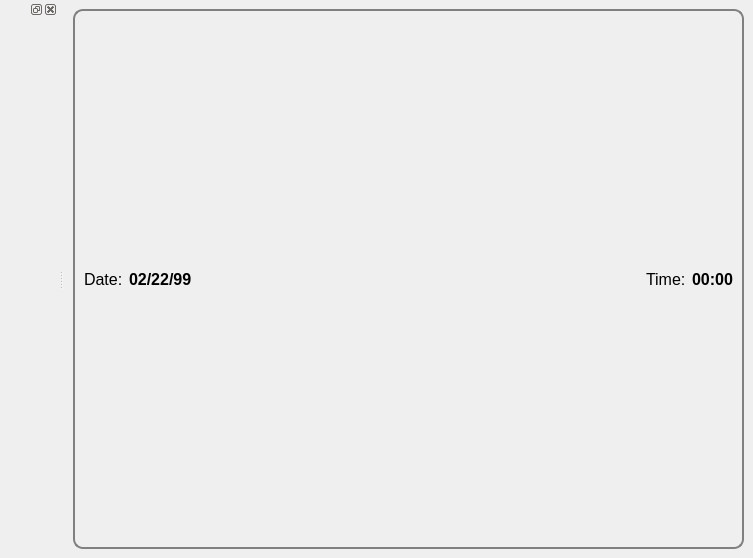
Qt form products/RAT-STATS/rstats_modules/unrestricted_variable_appraisal/src/UIRStatsUVA.ui (cbtek/RStats2017) before a commit.
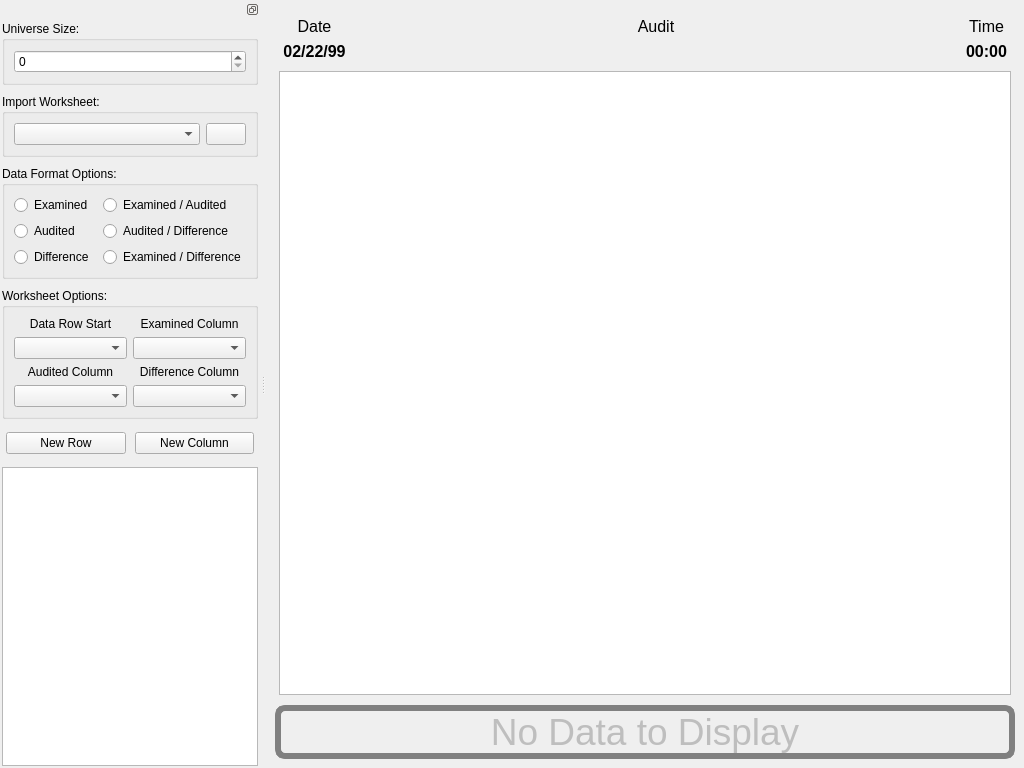
The same form after that commit.

Commit message: Removed C++ 03x style header guard from Exception.hpp Added function to StringUtils for adding in thousands seperator when toString is called Updated the StringUtils unit test for the thousands seperator code Drastically changed the UI for SSRN; Put options at the top Reduced size of random number that gets generated for seed in SSRN Made ui changes to SVA and UAA also

```diff
--- a/products/RAT-STATS/rstats_modules/unrestricted_variable_appraisal/src/UIRStatsUVA.ui
+++ b/products/RAT-STATS/rstats_modules/unrestricted_variable_appraisal/src/UIRStatsUVA.ui
@@ -6,26 +6,36 @@
    <rect>
     <x>0</x>
     <y>0</y>
-    <width>753</width>
-    <height>558</height>
+    <width>1024</width>
+    <height>768</height>
    </rect>
   </property>
   <widget class="QWidget" name="centralwidget">
    <property name="windowTitle">
     <string>UIRStatsUVA</string>
    </property>
+   <layout class="QVBoxLayout" name="verticalLayout_4">
+    <item>
+     <widget class="QFrame" name="m_frmOutput">
    <layout class="QVBoxLayout" name="verticalLayout">
+       <property name="leftMargin">
+        <number>4</number>
+       </property>
+       <property name="topMargin">
+        <number>4</number>
+       </property>
+       <property name="rightMargin">
+        <number>4</number>
+       </property>
+       <property name="bottomMargin">
+        <number>4</number>
+       </property>
     <item>
      <widget class="QFrame" name="m_frmTimeDate">
       <property name="styleSheet">
-       <string notr="true">#m_frmTimeDate
-{
-	border:2px solid gray;
-	border-radius:10px;
-	padding: 5px;
-}</string>
-      </property>
-      <layout class="QHBoxLayout" name="horizontalLayout_4">
+          <string notr="true"/>
+         </property>
+         <layout class="QGridLayout" name="gridLayout_3">
        <property name="leftMargin">
         <number>4</number>
        </property>
@@ -38,7 +48,7 @@
        <property name="bottomMargin">
         <number>4</number>
        </property>
-       <item>
+          <item row="0" column="1">
         <widget class="QLabel" name="label_6">
          <property name="font">
           <font>
@@ -46,11 +56,31 @@
           </font>
          </property>
          <property name="text">
-          <string>Date:</string>
-         </property>
-        </widget>
-       </item>
-       <item>
+             <string>Date</string>
+            </property>
+            <property name="alignment">
+             <set>Qt::AlignCenter</set>
+            </property>
+           </widget>
+          </item>
+          <item row="1" column="4">
+           <widget class="QLabel" name="m_lblTime">
+            <property name="font">
+             <font>
+              <pointsize>12</pointsize>
+              <weight>75</weight>
+              <bold>true</bold>
+             </font>
+            </property>
+            <property name="text">
+             <string>00:00</string>
+            </property>
+            <property name="alignment">
+             <set>Qt::AlignCenter</set>
+            </property>
+           </widget>
+          </item>
+          <item row="1" column="1">
         <widget class="QLabel" name="m_lblDate">
          <property name="font">
           <font>
@@ -63,22 +93,27 @@
          <property name="text">
           <string>02/22/99</string>
          </property>
-        </widget>
-       </item>
-       <item>
-        <spacer name="horizontalSpacer">
-         <property name="orientation">
-          <enum>Qt::Horizontal</enum>
-         </property>
-         <property name="sizeHint" stdset="0">
-          <size>
-           <width>40</width>
-           <height>20</height>
-          </size>
-         </property>
-        </spacer>
-       </item>
-       <item>
+            <property name="alignment">
+             <set>Qt::AlignCenter</set>
+            </property>
+           </widget>
+          </item>
+          <item row="0" column="2">
+           <widget class="QLabel" name="label">
+            <property name="font">
+             <font>
+              <pointsize>12</pointsize>
+             </font>
+            </property>
+            <property name="text">
+             <string>Audit</string>
+            </property>
+            <property name="alignment">
+             <set>Qt::AlignCenter</set>
+            </property>
+           </widget>
+          </item>
+          <item row="0" column="4">
         <widget class="QLabel" name="label_5">
          <property name="font">
           <font>
@@ -86,12 +121,21 @@
           </font>
          </property>
          <property name="text">
-          <string>Time:</string>
+             <string>Time</string>
+            </property>
+            <property name="alignment">
+             <set>Qt::AlignCenter</set>
          </property>
         </widget>
        </item>
-       <item>
-        <widget class="QLabel" name="m_lblTime">
+          <item row="1" column="2">
+           <widget class="QLabel" name="m_lblAudit">
+            <property name="sizePolicy">
+             <sizepolicy hsizetype="Expanding" vsizetype="Preferred">
+              <horstretch>0</horstretch>
+              <verstretch>0</verstretch>
+             </sizepolicy>
+            </property>
          <property name="font">
           <font>
            <pointsize>12</pointsize>
@@ -100,20 +144,336 @@
           </font>
          </property>
          <property name="text">
-          <string>00:00</string>
-         </property>
+             <string/>
+            </property>
+            <property name="alignment">
+             <set>Qt::AlignCenter</set>
+            </property>
         </widget>
        </item>
       </layout>
      </widget>
     </item>
-   </layout>
-  </widget>
-  <widget class="QDockWidget" name="dockWidget">
+       <item>
+        <widget class="QTableWidget" name="m_tblOutput"/>
+       </item>
+      </layout>
+     </widget>
+    </item>
+    <item>
+     <widget class="QLabel" name="m_lblNoData">
+      <property name="enabled">
+       <bool>false</bool>
+      </property>
+      <property name="font">
+       <font>
+        <pointsize>28</pointsize>
+       </font>
+      </property>
+      <property name="styleSheet">
+       <string notr="true">QLabel
+{
+	border:6px solid gray;
+	border-radius:10px;
+}</string>
+      </property>
+      <property name="text">
+       <string>No Data to Display</string>
+      </property>
+      <property name="alignment">
+       <set>Qt::AlignCenter</set>
+      </property>
+     </widget>
+    </item>
+   </layout>
+  </widget>
+  <widget class="QDockWidget" name="m_dockOptions">
+   <property name="features">
+    <set>QDockWidget::DockWidgetFloatable|QDockWidget::DockWidgetMovable</set>
+   </property>
+   <property name="allowedAreas">
+    <set>Qt::LeftDockWidgetArea|Qt::RightDockWidgetArea</set>
+   </property>
    <attribute name="dockWidgetArea">
     <number>1</number>
    </attribute>
-   <widget class="QWidget" name="dockWidgetContents"/>
+   <widget class="QWidget" name="dockWidgetContents_2">
+    <layout class="QVBoxLayout" name="verticalLayout_2">
+     <property name="spacing">
+      <number>9</number>
+     </property>
+     <property name="leftMargin">
+      <number>2</number>
+     </property>
+     <property name="topMargin">
+      <number>2</number>
+     </property>
+     <property name="rightMargin">
+      <number>2</number>
+     </property>
+     <property name="bottomMargin">
+      <number>2</number>
+     </property>
+     <item>
+      <widget class="QGroupBox" name="verticalGroupBox">
+       <property name="title">
+        <string>Universe Size:</string>
+       </property>
+       <layout class="QVBoxLayout" name="verticalLayout_3">
+        <property name="leftMargin">
+         <number>9</number>
+        </property>
+        <property name="topMargin">
+         <number>9</number>
+        </property>
+        <property name="rightMargin">
+         <number>9</number>
+        </property>
+        <property name="bottomMargin">
+         <number>9</number>
+        </property>
+        <item>
+         <widget class="QSpinBox" name="m_spnUniverseSize"/>
+        </item>
+       </layout>
+      </widget>
+     </item>
+     <item>
+      <widget class="QGroupBox" name="groupBox">
+       <property name="title">
+        <string>Import Worksheet:</string>
+       </property>
+       <layout class="QGridLayout" name="gridLayout_8">
+        <property name="leftMargin">
+         <number>9</number>
+        </property>
+        <property name="topMargin">
+         <number>9</number>
+        </property>
+        <property name="rightMargin">
+         <number>9</number>
+        </property>
+        <property name="bottomMargin">
+         <number>9</number>
+        </property>
+        <item row="0" column="1">
+         <widget class="QComboBox" name="m_cmbDataInputSheets"/>
+        </item>
+        <item row="0" column="2">
+         <widget class="QPushButton" name="m_btnImportSampleInputData">
+          <property name="sizePolicy">
+           <sizepolicy hsizetype="Fixed" vsizetype="Fixed">
+            <horstretch>0</horstretch>
+            <verstretch>0</verstretch>
+           </sizepolicy>
+          </property>
+          <property name="text">
+           <string/>
+          </property>
+         </widget>
+        </item>
+       </layout>
+      </widget>
+     </item>
+     <item>
+      <widget class="QGroupBox" name="verticalGroupBox_2">
+       <property name="sizePolicy">
+        <sizepolicy hsizetype="Expanding" vsizetype="Preferred">
+         <horstretch>0</horstretch>
+         <verstretch>0</verstretch>
+        </sizepolicy>
+       </property>
+       <property name="title">
+        <string>Data Format Options:</string>
+       </property>
+       <layout class="QGridLayout" name="gridLayout">
+        <property name="leftMargin">
+         <number>9</number>
+        </property>
+        <property name="topMargin">
+         <number>9</number>
+        </property>
+        <property name="rightMargin">
+         <number>9</number>
+        </property>
+        <property name="bottomMargin">
+         <number>9</number>
+        </property>
+        <item row="2" column="1">
+         <widget class="QRadioButton" name="m_rdbExaminedAndDifference">
+          <property name="text">
+           <string>Examined / Difference</string>
+          </property>
+         </widget>
+        </item>
+        <item row="0" column="0">
+         <widget class="QRadioButton" name="m_rdbExamined">
+          <property name="text">
+           <string>Examined</string>
+          </property>
+         </widget>
+        </item>
+        <item row="0" column="1">
+         <widget class="QRadioButton" name="m_rdbExaminedAndAudited">
+          <property name="text">
+           <string>Examined / Audited</string>
+          </property>
+         </widget>
+        </item>
+        <item row="2" column="0">
+         <widget class="QRadioButton" name="m_rdbDifference">
+          <property name="text">
+           <string>Difference</string>
+          </property>
+         </widget>
+        </item>
+        <item row="1" column="1">
+         <widget class="QRadioButton" name="m_rdbAuditedAndDifference">
+          <property name="text">
+           <string>Audited / Difference</string>
+          </property>
+         </widget>
+        </item>
+        <item row="1" column="0">
+         <widget class="QRadioButton" name="m_rdbAudited">
+          <property name="text">
+           <string>Audited</string>
+          </property>
+         </widget>
+        </item>
+       </layout>
+      </widget>
+     </item>
+     <item>
+      <widget class="QGroupBox" name="groupBox_2">
+       <property name="title">
+        <string>Worksheet Options:</string>
+       </property>
+       <layout class="QGridLayout" name="gridLayout_9">
+        <property name="leftMargin">
+         <number>9</number>
+        </property>
+        <property name="topMargin">
+         <number>9</number>
+        </property>
+        <property name="rightMargin">
+         <number>9</number>
+        </property>
+        <property name="bottomMargin">
+         <number>9</number>
+        </property>
+        <item row="1" column="0">
+         <widget class="QComboBox" name="m_cmbDataRowStartDataTable"/>
+        </item>
+        <item row="0" column="0">
+         <widget class="QLabel" name="m_lblDataRowStartDataTable">
+          <property name="text">
+           <string>Data Row Start</string>
+          </property>
+          <property name="alignment">
+           <set>Qt::AlignCenter</set>
+          </property>
+         </widget>
+        </item>
+        <item row="0" column="1">
+         <widget class="QLabel" name="m_lblExaminedDataTable">
+          <property name="text">
+           <string>Examined Column</string>
+          </property>
+          <property name="alignment">
+           <set>Qt::AlignCenter</set>
+          </property>
+         </widget>
+        </item>
+        <item row="1" column="1">
+         <widget class="QComboBox" name="m_cmbExaminedDataTable"/>
+        </item>
+        <item row="3" column="1">
+         <widget class="QComboBox" name="m_cmbDifferenceDataTable"/>
+        </item>
+        <item row="2" column="0">
+         <widget class="QLabel" name="m_lblAuditedDataTable">
+          <property name="text">
+           <string>Audited Column</string>
+          </property>
+          <property name="alignment">
+           <set>Qt::AlignCenter</set>
+          </property>
+         </widget>
+        </item>
+        <item row="2" column="1">
+         <widget class="QLabel" name="m_lblDifferenceDataTable">
+          <property name="text">
+           <string>Difference Column</string>
+          </property>
+          <property name="alignment">
+           <set>Qt::AlignCenter</set>
+          </property>
+         </widget>
+        </item>
+        <item row="3" column="0">
+         <widget class="QComboBox" name="m_cmbAuditedDataTable"/>
+        </item>
+       </layout>
+      </widget>
+     </item>
+     <item>
+      <layout class="QHBoxLayout" name="horizontalLayout_6">
+       <property name="leftMargin">
+        <number>4</number>
+       </property>
+       <property name="topMargin">
+        <number>4</number>
+       </property>
+       <property name="rightMargin">
+        <number>4</number>
+       </property>
+       <property name="bottomMargin">
+        <number>4</number>
+       </property>
+       <item>
+        <widget class="QPushButton" name="m_btnAddRowDataTable">
+         <property name="text">
+          <string>New Row</string>
+         </property>
+        </widget>
+       </item>
+       <item>
+        <widget class="QPushButton" name="m_btnAddColumnDataTable">
+         <property name="text">
+          <string>New Column</string>
+         </property>
+        </widget>
+       </item>
+      </layout>
+     </item>
+     <item>
+      <widget class="QTableWidget" name="m_tblData">
+       <property name="editTriggers">
+        <set>QAbstractItemView::AllEditTriggers</set>
+       </property>
+       <property name="selectionMode">
+        <enum>QAbstractItemView::SingleSelection</enum>
+       </property>
+       <property name="selectionBehavior">
+        <enum>QAbstractItemView::SelectItems</enum>
+       </property>
+       <property name="verticalScrollMode">
+        <enum>QAbstractItemView::ScrollPerPixel</enum>
+       </property>
+       <property name="horizontalScrollMode">
+        <enum>QAbstractItemView::ScrollPerPixel</enum>
+       </property>
+       <attribute name="horizontalHeaderStretchLastSection">
+        <bool>true</bool>
+       </attribute>
+       <attribute name="verticalHeaderVisible">
+        <bool>true</bool>
+       </attribute>
+      </widget>
+     </item>
+    </layout>
+   </widget>
   </widget>
  </widget>
  <resources/>
```
Lines whose indentation alone changed are shown as unchanged. The commit also changes 14 other files.
